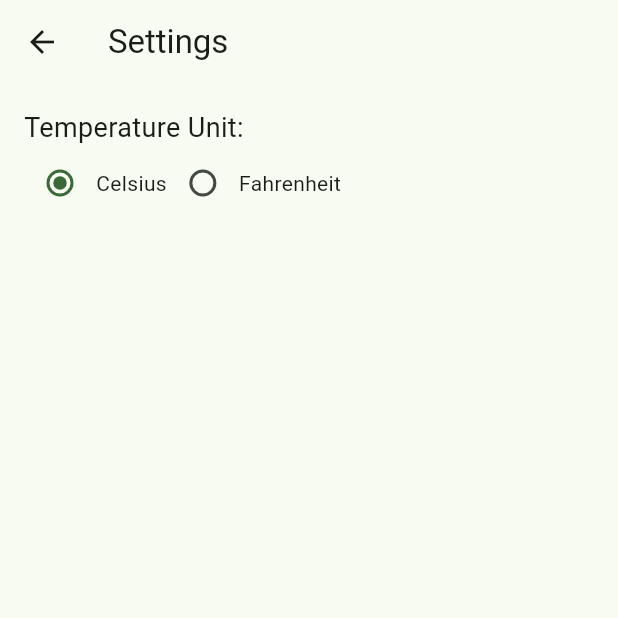
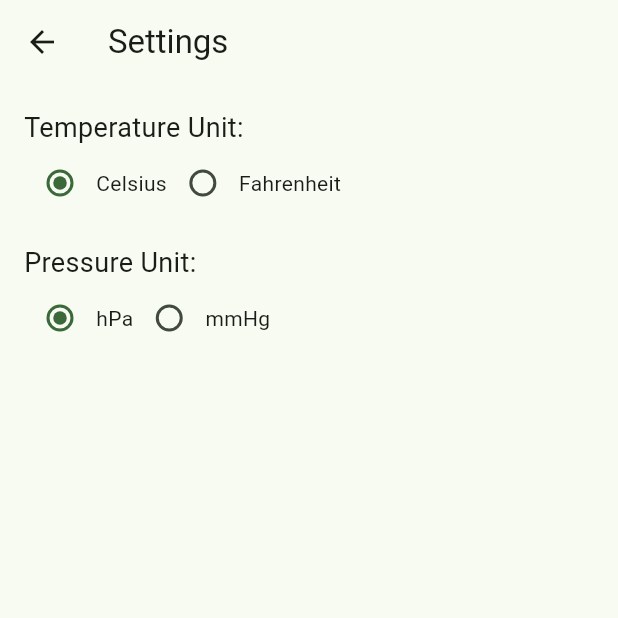
Before and after one commit to vladcirlugea10/Weather-Station, a Flutter app: the screen it shows after launch, after a tap on the "settings" icon, on a phone screen of 412 x 824 dp, the top half of it. Run offline on Flutter 3.47's test engine with Material 3 defaults, Android fonts, the phone set to English and light mode, and no system bars; our stand-ins replace firebase_core, fl_chart, geocoding, geolocator; accounts and stored records are empty; network calls fail.

Commit message:
Added support for selecting pressure unit (hPa/mmHg)

```diff
--- a/weatherapp/lib/pages/home.dart
+++ b/weatherapp/lib/pages/home.dart
@@ -5,10 +5,12 @@ import 'package:weatherapp/pages/seven_day_history.dart';
 import 'package:geolocator/geolocator.dart';
 import 'package:geocoding/geocoding.dart';
 import 'package:http/http.dart' as http;
+import 'package:weatherapp/utils/pressure_utils.dart';
 import 'package:weatherapp/utils/temperature_utils.dart';
 import 'package:weatherapp/utils/weather_icon_utils.dart';
 
 ValueNotifier<String> temperatureUnitNotifier = ValueNotifier<String>('C');
+ValueNotifier<String> pressureUnitNotifier = ValueNotifier<String>('hPa');
 
 class HomePage extends StatefulWidget {
   const HomePage({super.key, required this.title});
@@ -96,7 +98,7 @@ class _HomePage extends State<HomePage> {
             humidity = '${firstEntry['humidity']}';
             rain = '${firstEntry['rainPercentage']}';
             temperature = double.tryParse(firstEntry['temperature'].toString()) ?? 0.0;
-            pressure = '${firstEntry['pressure']}'; // Fetch and set pressure
+            pressure = '${firstEntry['pressure']}';
           });
         } else {
           setState(() {
@@ -201,7 +203,16 @@ class _HomePage extends State<HomePage> {
                 Column(
                   children: [
                     const Text("Pressure", style: TextStyle(fontWeight: FontWeight.bold)),
-                    Text("${double.tryParse(pressure)?.round() ?? 'N/A'} hPa"),
+                    ValueListenableBuilder<String>(
+                      valueListenable: pressureUnitNotifier,
+                      builder: (context, unit, child) {
+                        final pressureValue = double.tryParse(pressure);
+                        final convertedPressure = pressureValue != null
+                            ? convertPressureToUnit(pressureValue, unit).round()
+                            : 'N/A';
+                        return Text("$convertedPressure $unit");
+                      },
+                    ),
                   ],
                 ),
               ],
--- a/weatherapp/lib/pages/settings_page.dart
+++ b/weatherapp/lib/pages/settings_page.dart
@@ -7,13 +7,23 @@ class SettingsPage extends StatefulWidget {
 }
 
 class _SettingsPageState extends State<SettingsPage> {
-  String _selectedUnit = temperatureUnitNotifier.value;
+  String _selectedTemperatureUnit = temperatureUnitNotifier.value;
+  String _selectedPressureUnit = pressureUnitNotifier.value;
 
-  void _onUnitChanged(String? value) {
+  void _onTemperatureUnitChanged(String? value) {
     if (value != null) {
       setState(() {
-        _selectedUnit = value;
+        _selectedTemperatureUnit = value;
         temperatureUnitNotifier.value = value;
+      });
+    }
+  }
+
+  void _onPressureUnitChanged(String? value) {
+    if (value != null) {
+      setState(() {
+        _selectedPressureUnit = value;
+        pressureUnitNotifier.value = value;
       });
     }
   }
@@ -32,16 +42,34 @@ class _SettingsPageState extends State<SettingsPage> {
               children: [
                 Radio<String>(
                   value: 'C',
-                  groupValue: _selectedUnit,
-                  onChanged: _onUnitChanged,
+                  groupValue: _selectedTemperatureUnit,
+                  onChanged: _onTemperatureUnitChanged,
                 ),
                 const Text('Celsius'),
                 Radio<String>(
                   value: 'F',
-                  groupValue: _selectedUnit,
-                  onChanged: _onUnitChanged,
+                  groupValue: _selectedTemperatureUnit,
+                  onChanged: _onTemperatureUnitChanged,
                 ),
                 const Text('Fahrenheit'),
+              ],
+            ),
+            const SizedBox(height: 16),
+            const Text('Pressure Unit:', style: TextStyle(fontSize: 18)),
+            Row(
+              children: [
+                Radio<String>(
+                  value: 'hPa',
+                  groupValue: _selectedPressureUnit,
+                  onChanged: _onPressureUnitChanged,
+                ),
+                const Text('hPa'),
+                Radio<String>(
+                  value: 'mmHg',
+                  groupValue: _selectedPressureUnit,
+                  onChanged: _onPressureUnitChanged,
+                ),
+                const Text('mmHg'),
               ],
             ),
           ],
--- a/weatherapp/lib/widgets/DayCard.dart
+++ b/weatherapp/lib/widgets/DayCard.dart
@@ -2,6 +2,7 @@ import 'dart:convert';
 import 'package:flutter/material.dart';
 import 'package:http/http.dart' as http;
 import 'package:weatherapp/utils/date_utils.dart';
+import 'package:weatherapp/utils/pressure_utils.dart';
 import 'package:weatherapp/utils/weather_icon_utils.dart';
 import 'package:weatherapp/pages/home.dart';
 import 'package:weatherapp/utils/temperature_utils.dart';
@@ -172,11 +173,20 @@ class _DayCardState extends State<DayCard> {
                           color: Colors.grey,
                         ),
                       ),
-                      Text(
-                        "${widget.pressure} hPa",
-                        style: const TextStyle(
-                          fontWeight: FontWeight.bold,
-                        ),
+                      ValueListenableBuilder<String>(
+                        valueListenable: pressureUnitNotifier,
+                        builder: (context, unit, child) {
+                          final double? parsedPressure = double.tryParse(widget.pressure);
+                          final convertedPressure = parsedPressure != null
+                              ? convertPressureToUnit(parsedPressure, unit).round()
+                              : 'N/A';
+                          return Text(
+                            "${convertedPressure is double ? convertedPressure.round() : convertedPressure} $unit",
+                            style: const TextStyle(
+                              fontWeight: FontWeight.bold,
+                            ),
+                          );
+                        },
                       ),
                     ],
                   ),
--- a/weatherapp/lib/widgets/HourCard.dart
+++ b/weatherapp/lib/widgets/HourCard.dart
@@ -1,14 +1,15 @@
 import 'package:flutter/material.dart';
+import 'package:weatherapp/utils/pressure_utils.dart';
 import 'package:weatherapp/utils/weather_icon_utils.dart';
-import 'package:weatherapp/pages/home.dart'; // Import for temperatureUnitNotifier
-import 'package:weatherapp/utils/temperature_utils.dart'; // Import for convertToUnit
+import 'package:weatherapp/pages/home.dart';
+import 'package:weatherapp/utils/temperature_utils.dart';
 
 class HourCard extends StatefulWidget {
   final String day;
-  final String data; // This will show the temperature in the UI
+  final String data;
   final String humidity;
   final String rain;
-  final String temperature; // Raw temperature (Celsius)
+  final String temperature;
   final String pressure;
   final VoidCallback onTap;
 
@@ -107,9 +108,18 @@ class HourCardState extends State<HourCard> {
                         "Pressure",
                         style: TextStyle(fontSize: 12, color: Colors.grey),
                       ),
-                      Text(
-                        "${widget.pressure} hPa",
-                        style: const TextStyle(fontWeight: FontWeight.bold),
+                      ValueListenableBuilder<String>(
+                        valueListenable: pressureUnitNotifier,
+                        builder: (context, unit, child) {
+                          final rawPressure = double.tryParse(widget.pressure) ?? 0.0;
+                          final convertedPressure = convertPressureToUnit(rawPressure, unit).round();
+                          return Text(
+                            "$convertedPressure $unit",
+                            style: const TextStyle(
+                              fontWeight: FontWeight.bold,
+                            ),
+                          );
+                        },
                       ),
                     ],
                   ),
```
